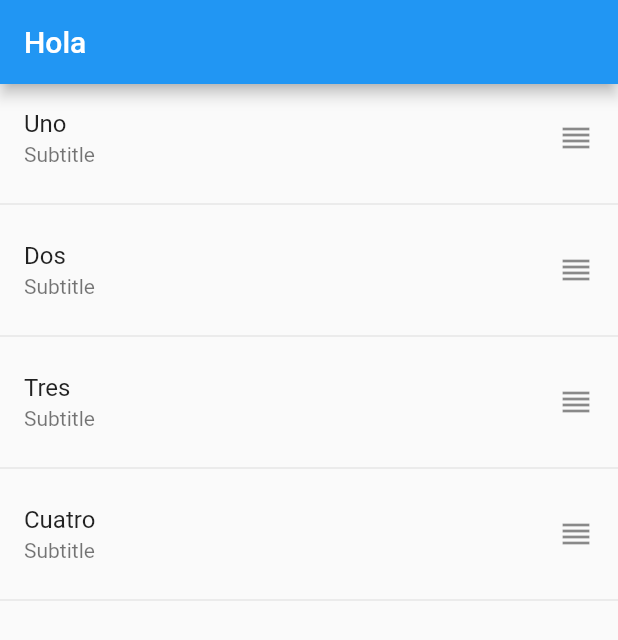
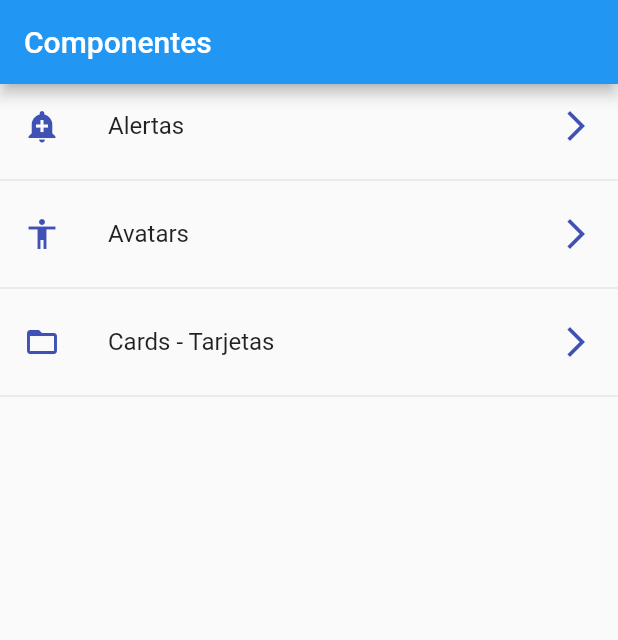
Before and after one commit to Josehdez96/flutter-widgets, a Flutter app: the screen it shows after launch, on a phone screen of 412 x 824 dp. Shown: the top 640 px of the screen. Run offline on Flutter 3.47's test engine with Material 2 defaults, Android fonts, the phone set to English and light mode, and no system bars.

```diff
--- /dev/null
+++ b/assets/menu_opts.json
@@ -0,0 +1,20 @@
+{
+    "nombreApp" : "Componentes",
+    "rutas" : [
+        {
+            "ruta" : "alert",
+            "icon" : "add_alert",
+            "texto": "Alertas"
+        },
+        {
+            "ruta" : "avatar",
+            "icon" : "accessibility",
+            "texto": "Avatars"
+        },
+        {
+            "ruta" : "card",
+            "icon" : "folder_open",
+            "texto": "Cards - Tarjetas"
+        }
+    ]
+}
--- a/lib/main.dart
+++ b/lib/main.dart
@@ -1,5 +1,5 @@
 import 'package:flutter/material.dart';
-import 'package:flutter_widgets/src/pages/home_temp.dart';
+import 'package:flutter_widgets/src/pages/home_page.dart';
 
 void main() => runApp(const MyApp());
 
@@ -8,10 +8,10 @@ class MyApp extends StatelessWidget {
 
   @override
   Widget build(BuildContext context) {
-    return MaterialApp(
+    return const MaterialApp(
       debugShowCheckedModeBanner: false,
       title: 'Material App',
-      home: HomePageTemp()
+      home: HomePage()
     );
   }
 }
--- /dev/null
+++ b/lib/src/pages/home_page.dart
@@ -0,0 +1,64 @@
+// ignore_for_file: avoid_print
+
+import 'package:flutter/material.dart';
+import 'package:flutter_widgets/src/providers/menu_provider.dart';
+import 'package:flutter_widgets/src/utils/icons_string_util.dart';
+
+class HomePage extends StatelessWidget {
+  const HomePage({ Key? key }) : super(key: key);
+
+  @override
+  Widget build(BuildContext context) {
+    return Scaffold(
+      appBar: AppBar(
+        title: const Text('Componentes'),
+      ),
+      body: _list(),
+    );
+  }
+
+  Widget _list() {
+    return FutureBuilder(
+      future: menuProvider.loadData(),
+      initialData: const [],
+      builder: (context, AsyncSnapshot<List<dynamic>> snapshot) {
+
+        return ListView(
+          children: _listItems(snapshot.data),
+        );
+      }
+    );
+  }
+
+  List<Widget> _listItems(List<dynamic>? data) {
+
+    if (data != null) {
+      return data.map((option) =>
+      Column(
+        children: [
+          ListTile(
+            title: Text(option.texto),
+            leading: getIcon(option.icon),
+            trailing: const Icon(Icons.arrow_forward_ios, color: Colors.indigo),
+            onTap: () {},
+          ),
+          const Divider()
+        ],
+      )).toList();
+    } else {
+      return [
+        const SizedBox(height: 30),
+        const Center(
+          child: CircularProgressIndicator(),
+        )
+      ];
+    }
+
+
+    // return [
+    //   const ListTile( title: Text('Hola')),
+    //   const ListTile( title: Text('Hola')),
+    //   const ListTile( title: Text('Hola')),
+    // ];
+  }
+}
--- /dev/null
+++ b/lib/src/utils/icons_string_util.dart
@@ -0,0 +1,12 @@
+import 'package:flutter/material.dart';
+
+final _icons = <String, IconData> {
+  'add_alert': Icons.add_alert,
+  'accessibility': Icons.accessibility,
+  'folder_open': Icons.folder_open
+};
+
+
+Icon getIcon(String iconName) {
+  return Icon(_icons[iconName], color: Colors.indigo);
+}
--- a/pubspec.yaml
+++ b/pubspec.yaml
@@ -58,8 +58,8 @@ flutter:
   uses-material-design: true
 
   # To add assets to your application, add an assets section, like this:
-  # assets:
-  #   - images/a_dot_burr.jpeg
+  assets:
+    - assets/menu_opts.json
   #   - images/a_dot_ham.jpeg
 
   # An image asset can refer to one or more resolution-specific "variants", see
```
Also changed, not shown: lib/src/models/menu_opts.dart (added, +53 -0 lines), lib/src/providers/menu_provider.dart (added, +19 -0 lines).
